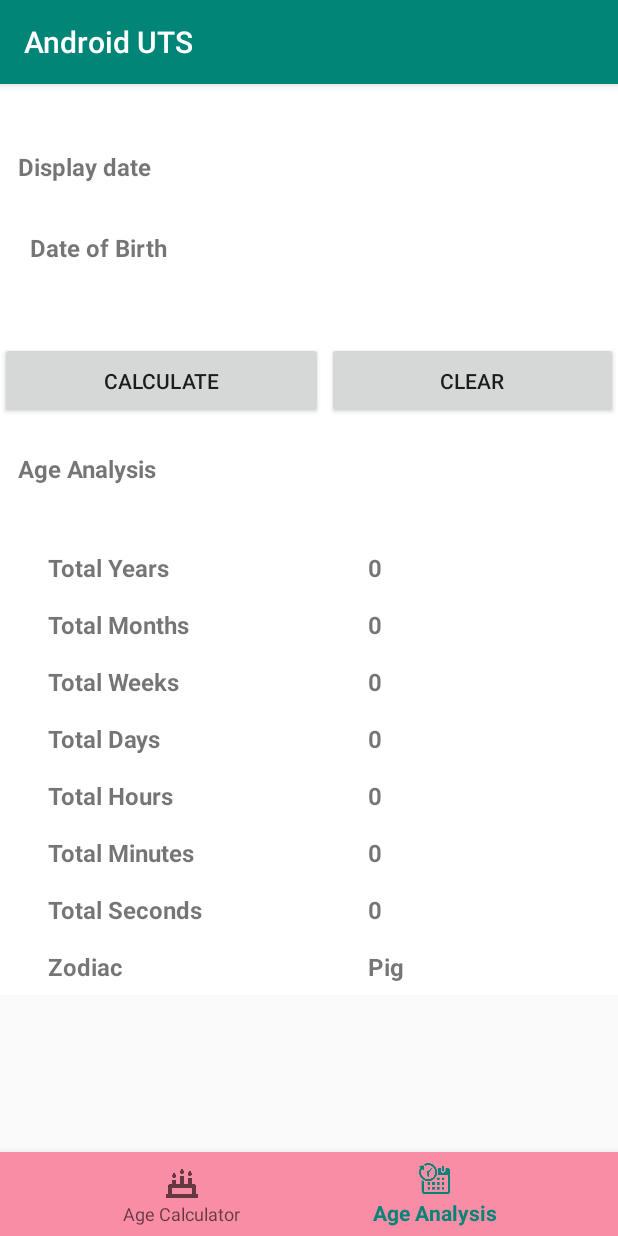
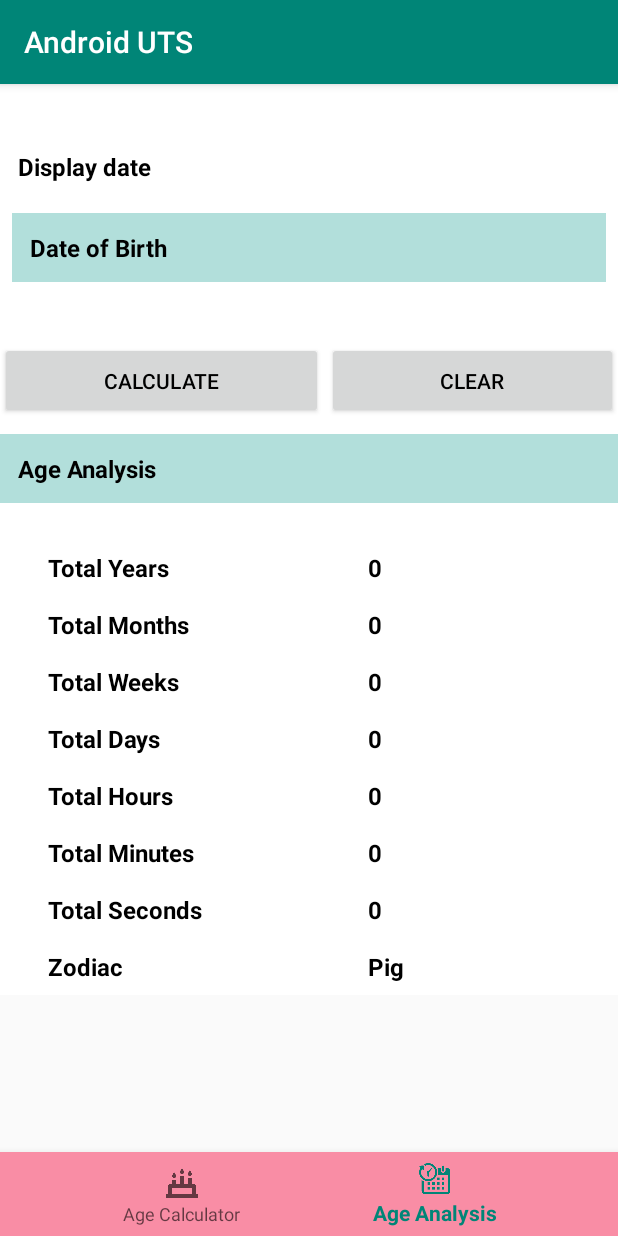
Before and after one commit to ahmadmusyadada/AgeCalculator, an Android app: the BirthdayFragment screen opened directly, with no data from a screen before it, item 2 of the bottom bar chosen, on a phone screen of 412 x 824 dp. Run offline under Robolectric (Android 15) with nearby library versions, the phone set to English and light mode, and no system bars.

Commit message:
Fix fragment

```diff
--- a/app/src/main/java/id/ac/polinema/uts/fragments/BirthdayFragment.java
+++ b/app/src/main/java/id/ac/polinema/uts/fragments/BirthdayFragment.java
@@ -33,7 +33,7 @@ public class BirthdayFragment extends Fragment {
     TextView currentDate, dateBirthday,
             currentBirthdayDay, currentBirthdayMonth, currentBirthdayYear,
             nextBirthdayDay, nextBirthdayMonth, nextBirthdayYear;
-    Button calculateButton;
+    Button calculateButton, clearButton;
 
     Calendar calendar;
     DatePickerDialog dpd;
@@ -58,6 +58,7 @@ public class BirthdayFragment extends Fragment {
         nextBirthdayDay = view.findViewById(R.id.days_in_birthday);
         nextBirthdayMonth = view.findViewById(R.id.months_in_birthday);
         nextBirthdayYear = view.findViewById(R.id.years_in_birthday);
+        clearButton = view.findViewById(R.id.button_clear);
 
         Date c = Calendar.getInstance().getTime();
         SimpleDateFormat df = new SimpleDateFormat("dd/MM/yyyy");
@@ -109,7 +110,18 @@ public class BirthdayFragment extends Fragment {
                 DateTime birthdayDateTime = convertToDateTime(getBirthdayDate);
                 displayCurrentBirthday(todayDateTime, birthdayDateTime);
                 displayNextBirthday(todayDateTime, birthdayDateTime);
-//                displayAgeAnalysis(todayDateTime, birthdayDateTime);
+            }
+        });
+
+        clearButton.setOnClickListener(new View.OnClickListener() {
+            @Override
+            public void onClick(View v) {
+                currentBirthdayDay.setText("");
+                currentBirthdayMonth.setText("");
+                currentBirthdayYear.setText("");
+                nextBirthdayDay.setText("");
+                nextBirthdayMonth.setText("");
+                nextBirthdayYear.setText("");
             }
         });
         return view;
--- a/app/src/main/java/id/ac/polinema/uts/fragments/DetailFragment.java
+++ b/app/src/main/java/id/ac/polinema/uts/fragments/DetailFragment.java
@@ -18,6 +18,7 @@ import org.joda.time.LocalDate;
 import org.joda.time.LocalTime;
 import org.joda.time.Period;
 import org.joda.time.PeriodType;
+import org.joda.time.Weeks;
 
 import java.text.SimpleDateFormat;
 import java.util.Calendar;
@@ -31,7 +32,7 @@ import id.ac.polinema.uts.R;
 public class DetailFragment extends Fragment {
     TextView dateSelected, totalDayResult, totalWeekResult, totalMonthResult, totalYearResult,
             totalHourResult, totalMinuteResult, totalSecondResult, zodiacResult;
-    Button calculateButton;
+    Button calculateButton, clearButton;
     Calendar calendar;
     DatePickerDialog dpd;
 
@@ -55,6 +56,7 @@ public class DetailFragment extends Fragment {
         totalMinuteResult = view.findViewById(R.id.total_minutes_result);
         totalSecondResult = view.findViewById(R.id.total_seconds_result);
         zodiacResult = view.findViewById(R.id.zodiac_result);
+        clearButton = view.findViewById(R.id.button_clear);
 
         dateSelected.setOnClickListener(new View.OnClickListener() {
             @Override
@@ -82,6 +84,20 @@ public class DetailFragment extends Fragment {
                 displayAgeAnalysis(birthdayDate);
             }
         });
+
+        clearButton.setOnClickListener(new View.OnClickListener() {
+            @Override
+            public void onClick(View v) {
+                totalDayResult.setText("0");
+                totalWeekResult.setText("0");
+                totalMonthResult.setText("0");
+                totalYearResult.setText("0");
+                totalHourResult.setText("0");
+                totalMinuteResult.setText("0");
+                totalSecondResult.setText("0");
+                zodiacResult.setText("Pig");
+            }
+        });
         return view;
     }
 
@@ -92,7 +108,7 @@ public class DetailFragment extends Fragment {
         DateTime todayDateTime = convertToDateTime(dateToday);
         Period dateDifferencePeriod = displayBirthdayResult(todayDateTime, birthdayDate);
         int getDateInDays = dateDifferencePeriod.getDays();
-        float getDateInWeeks = (float) getDateInDays / 7;
+        float getDateInWeeks = (float) getDateInDays / 7 + Weeks.weeksBetween(new DateTime(birthdayDate), new DateTime(todayDateTime)).getWeeks();
         int getDateInMonths = dateDifferencePeriod.getMonths();
         int getDateInYears = dateDifferencePeriod.getYears();
         int mDay = getDateInDays;
--- a/app/src/main/res/layout/fragment_detail.xml
+++ b/app/src/main/res/layout/fragment_detail.xml
@@ -26,38 +26,31 @@
                 android:padding="8dp"
 
                 android:orientation="horizontal">
+
                 <TextView
                     android:id="@+id/display_date"
                     android:layout_width="wrap_content"
                     android:layout_height="wrap_content"
+                    android:layout_weight="1"
+                    android:background="#B2DFDB"
                     android:padding="12dp"
                     android:text="@string/birthday_date"
-                    android:textStyle="bold"
+                    android:textColor="#000000"
                     android:textSize="16sp"
-                    android:layout_weight="1"
-                    />
-                <ImageView
-                    android:id="@+id/set_birthday_icon"
-                    android:layout_width="wrap_content"
-                    android:layout_height="wrap_content"
-                    android:contentDescription="@string/app_name"
-                    android:layout_weight="1"
-                    android:layout_gravity="right|center_vertical"
-                    android:padding="0dp"
-                    android:layout_margin="0dp"
-                    />
+                    android:textStyle="bold" />
             </LinearLayout>
+
             <TextView
                 android:id="@+id/birthday_date"
                 android:layout_width="match_parent"
                 android:layout_height="wrap_content"
-                android:padding="12dp"
                 android:layout_below="@+id/first_layout_wrapper"
                 android:layout_marginTop="32dp"
+                android:padding="12dp"
                 android:text="@string/date_today"
-                android:textStyle="bold"
+                android:textColor="#000000"
                 android:textSize="16sp"
-                />
+                android:textStyle="bold" />
             <LinearLayout
                 android:id="@+id/button_wrapper"
                 android:layout_width="match_parent"
@@ -65,24 +58,28 @@
                 android:layout_below="@+id/second_layout_wrapper"
                 android:layout_marginTop="32dp"
                 android:orientation="horizontal">
+
                 <Button
                     android:id="@+id/button_calculate_detail"
                     android:layout_width="wrap_content"
                     android:layout_height="wrap_content"
+                    android:layout_marginRight="1dp"
+                    android:layout_weight="1"
                     android:gravity="center|center_horizontal"
                     android:padding="16dp"
                     android:text="@string/calculation_text"
-                    android:layout_marginRight="1dp"
-                    android:layout_weight="1"/>
+                    android:textColor="#000000" />
+
                 <Button
                     android:id="@+id/button_clear"
                     android:layout_width="wrap_content"
                     android:layout_height="wrap_content"
+                    android:layout_marginLeft="1dp"
+                    android:layout_weight="1"
                     android:gravity="center|center_horizontal"
                     android:padding="16dp"
-                    android:layout_marginLeft="1dp"
                     android:text="@string/clear_results"
-                    android:layout_weight="1"/>
+                    android:textColor="#000000" />
             </LinearLayout>
 
             <TextView
@@ -91,8 +88,10 @@
                 android:layout_height="wrap_content"
                 android:layout_below="@+id/button_wrapper"
                 android:layout_marginTop="10dp"
+                android:background="#B2DFDB"
                 android:padding="12dp"
                 android:text="@string/age_analysis"
+                android:textColor="#000000"
                 android:textSize="16sp"
                 android:textStyle="bold" />
             <TableLayout
@@ -104,146 +103,178 @@
                 android:paddingRight="24dp"
                 android:layout_height="wrap_content">
                 <TableRow android:padding="8dp">
+
                     <TextView
                         android:id="@+id/total_years"
+                        android:layout_height="wrap_content"
                         android:layout_weight="1"
-                        android:layout_height="wrap_content"
+                        android:gravity="left"
+                        android:text="@string/total_years"
+                        android:textColor="#000000"
                         android:textSize="16dp"
-                        android:textStyle="bold"
-                        android:gravity="left"
-                        android:text="@string/total_years"/>
+                        android:textStyle="bold" />
+
                     <TextView
                         android:id="@+id/total_years_result"
+                        android:layout_height="wrap_content"
                         android:layout_weight="1"
-                        android:layout_height="wrap_content"
+                        android:gravity="left"
+                        android:text="@string/zero"
+                        android:textColor="#000000"
                         android:textSize="16dp"
-                        android:textStyle="bold"
-                        android:gravity="left"
-                        android:text="@string/zero"/>
+                        android:textStyle="bold" />
                 </TableRow>
                 <TableRow android:padding="8dp">
+
                     <TextView
                         android:id="@+id/total_months"
+                        android:layout_height="wrap_content"
                         android:layout_weight="1"
-                        android:layout_height="wrap_content"
+                        android:gravity="left"
+                        android:text="@string/total_months"
+                        android:textColor="#000000"
                         android:textSize="16dp"
-                        android:textStyle="bold"
-                        android:gravity="left"
-                        android:text="@string/total_months"/>
+                        android:textStyle="bold" />
+
                     <TextView
                         android:id="@+id/total_months_result"
+                        android:layout_height="wrap_content"
                         android:layout_weight="1"
-                        android:layout_height="wrap_content"
+                        android:gravity="left"
+                        android:text="@string/zero"
+                        android:textColor="#000000"
                         android:textSize="16dp"
-                        android:textStyle="bold"
-                        android:gravity="left"
-                        android:text="@string/zero"/>
+                        android:textStyle="bold" />
                 </TableRow>
                 <TableRow android:padding="8dp">
+
                     <TextView
                         android:id="@+id/total_weeks"
                         android:layout_height="wrap_content"
                         android:layout_weight="1"
                         android:gravity="left"
                         android:text="@string/total_weeks"
+                        android:textColor="#000000"
                         android:textSize="16dp"
                         android:textStyle="bold" />
+
                     <TextView
                         android:id="@+id/total_weeks_result"
                         android:layout_height="wrap_content"
                         android:layout_weight="1"
                         android:gravity="left"
                         android:text="@string/zero"
+                        android:textColor="#000000"
                         android:textSize="16dp"
                         android:textStyle="bold" />
                 </TableRow>
                 <TableRow android:padding="8dp">
+
                     <TextView
                         android:id="@+id/total_days"
                         android:layout_height="wrap_content"
                         android:layout_weight="1"
                         android:gravity="left"
                         android:text="@string/total_days"
+                        android:textColor="#000000"
                         android:textSize="16dp"
                         android:textStyle="bold" />
+
                     <TextView
                         android:id="@+id/total_days_result"
                         android:layout_height="wrap_content"
                         android:layout_weight="1"
                         android:gravity="left"
                         android:text="@string/zero"
+                        android:textColor="#000000"
                         android:textSize="16dp"
                         android:textStyle="bold" />
                 </TableRow>
                 <TableRow android:padding="8dp">
+
                     <TextView
                         android:id="@+id/total_hours"
                         android:layout_height="wrap_content"
                         android:layout_weight="1"
                         android:gravity="left"
                         android:text="@string/total_hours"
+                        android:textColor="#000000"
                         android:textSize="16dp"
                         android:textStyle="bold" />
+
                     <TextView
                         android:id="@+id/total_hours_result"
                         android:layout_height="wrap_content"
                         android:layout_weight="1"
                         android:gravity="left"
                         android:text="@string/zero"
+                        android:textColor="#000000"
                         android:textSize="16dp"
                         android:textStyle="bold" />
                 </TableRow>
                 <TableRow android:padding="8dp">
+
                     <TextView
                         android:id="@+id/total_minutes"
                         android:layout_height="wrap_content"
                         android:layout_weight="1"
                         android:gravity="left"
                         android:text="@string/total_minutes"
+                        android:textColor="#000000"
                         android:textSize="16dp"
                         android:textStyle="bold" />
+
                     <TextView
                         android:id="@+id/total_minutes_result"
                         android:layout_height="wrap_content"
                         android:layout_weight="1"
                         android:gravity="left"
                         android:text="@string/zero"
+                        android:textColor="#000000"
                         android:textSize="16dp"
                         android:textStyle="bold" />
                 </TableRow>
                 <TableRow android:padding="8dp">
+
                     <TextView
                         android:id="@+id/total_seconds"
                         android:layout_height="wrap_content"
                         android:layout_weight="1"
                         android:gravity="left"
                         android:text="@string/total_seconds"
+                        android:textColor="#000000"
                         android:textSize="16dp"
                         android:textStyle="bold" />
+
                     <TextView
                         android:id="@+id/total_seconds_result"
                         android:layout_height="wrap_content"
                         android:layout_weight="1"
                         android:gravity="left"
                         android:text="@string/zero"
+                        android:textColor="#000000"
                         android:textSize="16dp"
                         android:textStyle="bold" />
                 </TableRow>
                 <TableRow android:padding="8dp">
+
                     <TextView
                         android:id="@+id/zodiac"
                         android:layout_height="wrap_content"
                         android:layout_weight="1"
                         android:gravity="left"
                         android:text="@string/zodiac"
+                        android:textColor="#000000"
                         android:textSize="16dp"
                         android:textStyle="bold" />
+
                     <TextView
                         android:id="@+id/zodiac_result"
                         android:layout_height="wrap_content"
                         android:layout_weight="1"
                         android:gravity="left"
                         android:text="@string/none"
+                        android:textColor="#000000"
                         android:textSize="16dp"
                         android:textStyle="bold" />
                 </TableRow>
```
Also changed, not shown: app/src/main/java/id/ac/polinema/uts/MainActivity.java (+0 -17 lines), app/src/main/res/layout/fragment_birthday.xml (+49 -40 lines).
